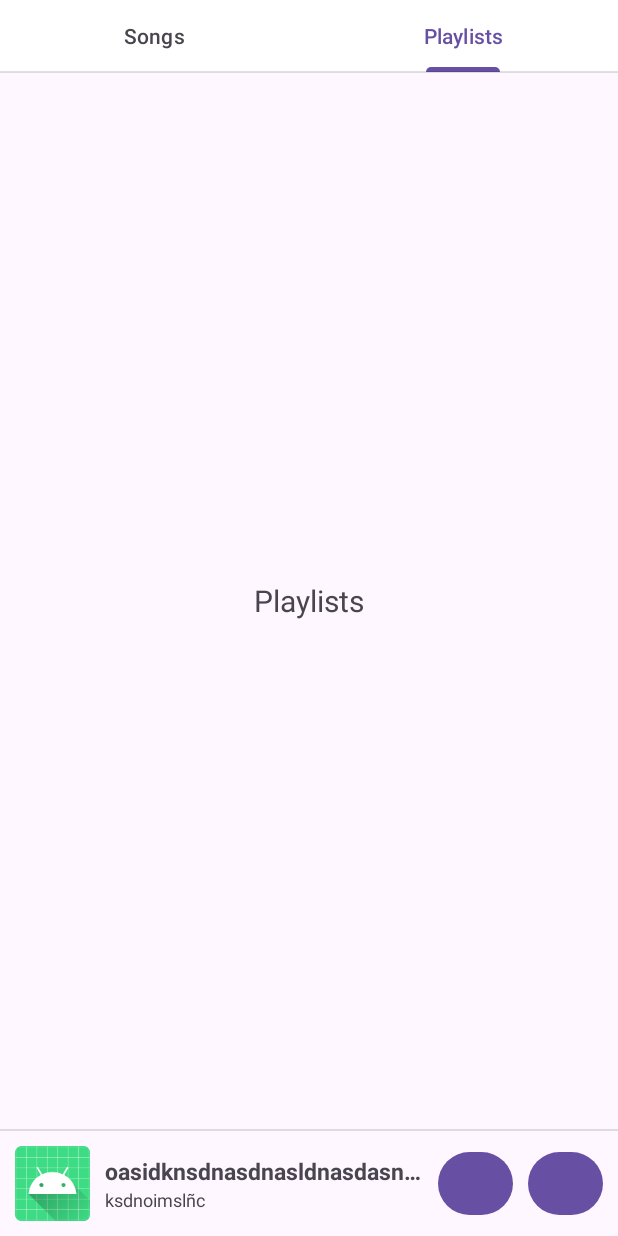
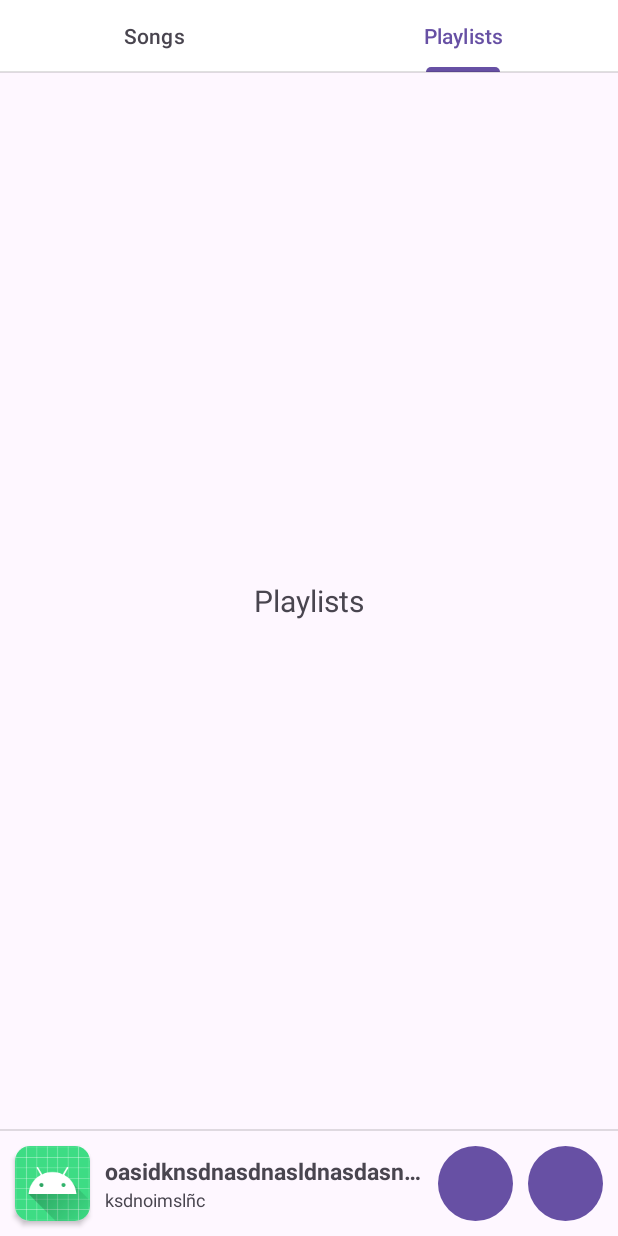
Before and after one commit to GD-Fran119/CMP3, an Android app: the screen it shows after launch (MainActivity), tab 2 chosen, on a phone screen of 412 x 824 dp. Run offline under Robolectric (Android 15) with nearby library versions, the phone set to English and light mode, and no system bars.

Commit message:
Modifications in play control view and buttons Changed buttons to material buttons Play control view now show album cover and all the buttons Created ImageFadeInAnimation for animating image changes Created ImageFinderAndSetter for finding album cover given a path and set it as image for the given image view Created base implementation for Player class

```diff
--- a/app/build.gradle
+++ b/app/build.gradle
@@ -43,7 +43,9 @@ dependencies {
     testImplementation 'junit:junit:4.13.2'
     androidTestImplementation 'androidx.test.ext:junit:1.1.5'
     androidTestImplementation 'androidx.test.espresso:espresso-core:3.5.1'
-    implementation 'androidx.media3:media3-common:1.0.1'
+    implementation 'androidx.media3:media3-common:1.0.2'
 
     implementation "androidx.recyclerview:recyclerview:1.3.0"
+    //noinspection GradleCompatible
+    implementation 'com.android.support:palette-v7:28.0.0'
 }
--- /dev/null
+++ b/app/src/main/java/PlayMode.kt
@@ -0,0 +1,3 @@
+enum class PlayMode {
+    ACTUAL_LOOP, LIST_LOOP, RANDOM
+}
--- /dev/null
+++ b/app/src/main/java/Player.kt
@@ -0,0 +1,30 @@
+class Player private constructor(){
+    private var songList : SongList? = null
+    private var currentSong : Song? = null
+    private var playMode : PlayMode = PlayMode.LIST_LOOP
+    private var currentPos : UInt = 0.toUInt()
+    private var playState = false
+
+    companion object {
+        val instance: Player by lazy{
+            Player()
+        }
+    }
+
+    public fun pause(){playState = false}
+    public fun play(){playState = true}
+    public fun setPlayMode(newPlayMode: PlayMode){playMode = newPlayMode}
+    public fun setList(newList: SongList){songList = newList}
+    public fun next(){}
+    public fun previous(){}
+    public fun setTime(time: UInt){}
+    public fun setCurrentSong(pos: UInt){
+        if (pos < songList!!.getListSize()) {
+            currentSong = songList!!.getSong(pos)
+            currentPos = pos
+        }
+    }
+
+    public fun getCurrentSong(): Song?{return currentSong}
+
+}
--- a/app/src/main/java/SongArrayAdapter.kt
+++ b/app/src/main/java/SongArrayAdapter.kt
@@ -1,4 +1,5 @@
-import android.app.Activity
+import android.content.Context
+import android.content.Intent
 import android.graphics.BitmapFactory
 import android.media.MediaMetadataRetriever
 import android.view.LayoutInflater
@@ -9,6 +10,7 @@ import android.widget.ImageView
 import android.widget.TextView
 import android.widget.Toast
 import androidx.recyclerview.widget.RecyclerView
+import com.example.cmp3.PlayControlView
 import com.example.cmp3.R
 import kotlinx.coroutines.CoroutineScope
 import kotlinx.coroutines.Dispatchers
@@ -16,23 +18,16 @@ import kotlinx.coroutines.Job
 import kotlinx.coroutines.launch
 import kotlinx.coroutines.withContext
 
-class SongArrayAdapter: RecyclerView.Adapter<SongArrayAdapter.SongListViewHolder> {
-
-    private lateinit var context: Activity
-    private lateinit var songs: SongList
-
-    private constructor(c : Activity, s: SongList){
-        this.songs = s
-        this.context = c
-    }
+class SongArrayAdapter private constructor(private var context: Context, private var songs: SongList) :
+    RecyclerView.Adapter<SongArrayAdapter.SongListViewHolder>() {
 
     companion object{
-        fun create(c : Activity, s: SongList): SongArrayAdapter{
+        fun create(c : Context, s: SongList): SongArrayAdapter{
             return SongArrayAdapter(c, s)
         }
     }
 
-    class SongListViewHolder(view: View, activity: Activity) : RecyclerView.ViewHolder(view) {
+    class SongListViewHolder(private val view: View, activity: Context) : RecyclerView.ViewHolder(view) {
 
         private val activity = activity
         private val titleText: TextView = view.findViewById(R.id.title)
@@ -42,31 +37,44 @@ class SongArrayAdapter: RecyclerView.Adapter<SongArrayAdapter.SongListViewHolder
         private var job : Job? = null
         private lateinit var song: Song
 
-        fun bind(song: Song) {
+        fun bind(song: Song, pos: UInt) {
 
             this.song = song
-            titleText.text = song.nombre
-            subtitleText.text = "${song.artista} - ${song.album}"
+            titleText.text = song.title
+            val artist = if (song.artist == "<unknown>") "Unknown" else song.artist
+            subtitleText.text = "${artist} - ${song.album}"
+
+            imageView.setImageResource(R.color.light_blue_400)
+
+            view.setOnClickListener(View.OnClickListener {
+                //New intent to play control view with song playing
+                Player.instance.setCurrentSong(pos)
+                val intent = Intent(activity, PlayControlView::class.java)
+                activity.startActivity(intent)
+
+            })
+
             button.setOnClickListener(View.OnClickListener {
                 Toast.makeText(activity, song.getSizeMB().toString(), Toast.LENGTH_SHORT).show()
             })
-
-            imageView.setImageResource(R.color.light_blue_400)
 
             if(job != null)
                 job?.cancel()
 
             job = CoroutineScope(Dispatchers.Main).launch(Dispatchers.Default) {
+
                 val mediaRetriever = MediaMetadataRetriever()
-                mediaRetriever.setDataSource(song.rutaArchivo)
+                mediaRetriever.setDataSource(song.path)
 
                 val data = mediaRetriever.embeddedPicture
                 mediaRetriever.release()
 
                 if(data != null) {
                     val bitmap = BitmapFactory.decodeByteArray(data, 0, data.size)
+
                     withContext(Dispatchers.Main) {
                         imageView.setImageBitmap(bitmap)
+                        imageView.startAnimation(ImageFadeInAnimation(0f, 1f))
                     }
                 }
             }
@@ -81,11 +89,11 @@ class SongArrayAdapter: RecyclerView.Adapter<SongArrayAdapter.SongListViewHolder
     }
 
     override fun onBindViewHolder(holder: SongListViewHolder, position: Int) {
-        val song = songs.getCancion(position)
-        holder.bind(song)
+        val song = songs.getSong(position.toUInt())
+        holder.bind(song, position.toUInt())
     }
 
     override fun getItemCount(): Int {
-        return songs.getListSize()
+        return songs.getListSize().toInt()
     }
 }
--- a/app/src/main/java/SongList.kt
+++ b/app/src/main/java/SongList.kt
@@ -1,37 +1,31 @@
-class SongList{
+class SongList(val title: String, private var songs: MutableList<Song>, val creationDate: String) {
 
-    val nombre: String
-    val fechaCreacion: String
     val DEFAULT_DATE = "1970-01-01"
-    private var canciones: MutableList<Song>
-    var duracion: UInt = 0u
+    var duration: UInt = 0u
         private set
 
-    constructor(nombre: String, canciones: MutableList<Song>, fechaCreacion: String) {
-        this.nombre = nombre
-        this.canciones = canciones
-        this.fechaCreacion = fechaCreacion
-        duracion = 0.toUInt()
-        this.computeDuracion()
+    init {
+        duration = 0.toUInt()
+        this.computeDuration()
     }
 
-    private fun computeDuracion(){
-        duracion = 0.toUInt()
-        canciones.forEach { s -> duracion += s.duracion }
+    private fun computeDuration(){
+        duration = 0.toUInt()
+        songs.forEach { s -> duration += s.duration }
     }
 
-    fun addCancion(cancion: Song){
-        canciones += cancion
+    fun addSong(newSong: Song){
+        songs += newSong
     }
 
-    fun getCancion(pos: Int): Song{
-        return canciones[pos]
+    fun getSong(pos: UInt): Song{
+        return songs[pos.toInt()]
     }
 
-    fun getListSize(): Int{
-        return canciones.size
+    fun getListSize(): UInt{
+        return songs.size.toUInt()
     }
-    fun setCanciones(newCanciones: Array<Song>){
-        this.canciones = newCanciones.toMutableList()
+    fun setSongs(newList: Array<Song>){
+        this.songs = newList.toMutableList()
     }
 }
--- a/app/src/main/java/com/example/cmp3/MainActivity.kt
+++ b/app/src/main/java/com/example/cmp3/MainActivity.kt
@@ -1,13 +1,25 @@
 package com.example.cmp3
 
+import ImageFadeInAnimation
+import ImageFinderAndSetter
+import Player
+import android.content.Intent
+import android.graphics.BitmapFactory
+import android.media.MediaMetadataRetriever
 import androidx.appcompat.app.AppCompatActivity
 import android.os.Bundle
 import android.view.View
+import android.widget.ImageView
+import android.widget.TextView
 import android.widget.Toast
 import androidx.constraintlayout.widget.ConstraintLayout
 import androidx.viewpager2.widget.ViewPager2
 import com.google.android.material.tabs.TabLayout
 import com.google.android.material.tabs.TabLayoutMediator
+import kotlinx.coroutines.CoroutineScope
+import kotlinx.coroutines.Dispatchers
+import kotlinx.coroutines.launch
+import kotlinx.coroutines.withContext
 
 class MainActivity : AppCompatActivity(), TabLayout.OnTabSelectedListener{
 
@@ -22,7 +34,7 @@ class MainActivity : AppCompatActivity(), TabLayout.OnTabSelectedListener{
         viewPager = findViewById(R.id.view_pager)
 
         findViewById<ConstraintLayout>(R.id.main_current_song_container).setOnClickListener(View.OnClickListener {
-            Toast.makeText(this, "Song view clicked", Toast.LENGTH_SHORT).show()
+            startActivity(Intent(this, PlayControlView::class.java))
         })
 
         viewPager.adapter = adapter
@@ -37,6 +49,21 @@ class MainActivity : AppCompatActivity(), TabLayout.OnTabSelectedListener{
 
     }
 
+    override fun onStart() {
+        super.onStart()
+
+        val currentSong = Player.instance.getCurrentSong()
+        val imageView = findViewById<ImageView>(R.id.main_current_song_img)
+        imageView.setImageResource(R.mipmap.ic_launcher)
+
+        if(currentSong != null){
+            findViewById<TextView>(R.id.main_current_song_title).text = currentSong.title
+            findViewById<TextView>(R.id.main_current_song_desc).text = currentSong.artist
+
+            ImageFinderAndSetter.setImage(imageView, currentSong.path)
+        }
+    }
+
     override fun onTabSelected(tab: TabLayout.Tab?) {
         viewPager.currentItem = tab!!.position
     }
--- a/app/src/main/java/com/example/cmp3/SongListView.kt
+++ b/app/src/main/java/com/example/cmp3/SongListView.kt
@@ -37,7 +37,7 @@ class SongListView : Fragment() {
         }
 
     private val songList = SongList("", mutableListOf(), "")
-
+    private val player = Player.instance
 
     private val title = "Songs"
     override fun onCreateView(
@@ -93,6 +93,9 @@ class SongListView : Fragment() {
         listView?.setHasFixedSize(true)
 
         findMusic()
+        player.setList(songList)
+        player.setCurrentSong(0.toUInt())
+
         val adapter = SongArrayAdapter.create(activity as Activity, songList)
 
         listView?.adapter = adapter
@@ -118,11 +121,9 @@ class SongListView : Fragment() {
             MediaStore.Video.Media.SIZE
         )
 
-// Show only videos that are at least 5 minutes in duration.
         val selection = "${MediaStore.Audio.Media.MIME_TYPE} like ?"
         val selectionArgs = arrayOf(MimeTypes.AUDIO_MPEG)
 
-// Display videos in alphabetical order based on their display name.
         val sortOrder = "${MediaStore.Audio.Media.TITLE} COLLATE NOCASE ASC"
 
         val query = activity?.contentResolver?.query(
@@ -155,10 +156,11 @@ class SongListView : Fragment() {
                 val album = cursor.getString(albumColumn)
                 val size = cursor.getInt(sizeColumn)
 
-                songList.addCancion(Song(title, artist, album, duration.toUInt(), path, size, null))
+                songList.addSong(Song(title, artist, album, duration.toUInt(), path, size, null))
             }
         }
     }
+
 
     private fun showPermissionExplanation(){
         view?.findViewById<TextView>(R.id.textoPrimeraTab)?.text = "Permisos no garantizados"
--- a/app/src/main/res/layout/activity_main.xml
+++ b/app/src/main/res/layout/activity_main.xml
@@ -53,15 +53,22 @@
         android:layout_height="wrap_content"
         android:orientation="horizontal"
         android:gravity="center">
-        <ImageView
-            android:id="@+id/main_current_song_img"
-            android:layout_width="50sp"
-            android:layout_height="50sp"
-            android:src="@mipmap/ic_launcher"
+        <androidx.cardview.widget.CardView
+            android:id="@+id/main_current_song_card"
+            android:layout_width="wrap_content"
+            android:layout_height="wrap_content"
             app:layout_constraintStart_toStartOf="parent"
             app:layout_constraintTop_toTopOf="parent"
             app:layout_constraintBottom_toBottomOf="parent"
-            android:layout_margin="10sp"/>
+            android:layout_margin="10sp"
+            app:cardCornerRadius="10sp">
+            <ImageView
+                android:id="@+id/main_current_song_img"
+                android:layout_width="50sp"
+                android:layout_height="50sp"
+                android:src="@mipmap/ic_launcher"
+                android:scaleType="centerCrop"/>
+        </androidx.cardview.widget.CardView>
 
         <LinearLayout
             android:id="@+id/main_current_song_info_song"
@@ -69,7 +76,7 @@
             android:layout_height="match_parent"
             android:gravity="center"
             android:orientation="vertical"
-            app:layout_constraintStart_toEndOf="@id/main_current_song_img"
+            app:layout_constraintStart_toEndOf="@id/main_current_song_card"
             app:layout_constraintTop_toTopOf="parent"
             app:layout_constraintBottom_toBottomOf="parent"
             app:layout_constraintEnd_toStartOf="@id/main_current_song_pause_play"
@@ -93,7 +100,12 @@
 
         </LinearLayout>
 
-        <Button
+        <com.google.android.material.button.MaterialButton
+            android:insetLeft="0dp"
+            android:insetTop="0dp"
+            android:insetRight="0dp"
+            android:insetBottom="0dp"
+            app:cornerRadius="25dp"
             android:id="@+id/main_current_song_pause_play"
             android:layout_width="50sp"
             android:layout_height="50sp"
@@ -101,7 +113,13 @@
             app:layout_constraintBottom_toBottomOf="parent"
             app:layout_constraintEnd_toStartOf="@id/main_current_song_next_song"
             android:layout_margin="10sp"/>
-        <Button
+
+        <com.google.android.material.button.MaterialButton
+            android:insetLeft="0dp"
+            android:insetTop="0dp"
+            android:insetRight="0dp"
+            android:insetBottom="0dp"
+            app:cornerRadius="25dp"
             android:id="@+id/main_current_song_next_song"
             android:layout_width="50sp"
             android:layout_height="50sp"
--- a/app/src/main/res/layout/item_song_list_view.xml
+++ b/app/src/main/res/layout/item_song_list_view.xml
@@ -16,6 +16,7 @@
                 android:layout_height="50sp"
                 android:scaleType="centerCrop"
                 app:srcCompat="@mipmap/ic_launcher"/>
+
 
         </androidx.cardview.widget.CardView>
         <LinearLayout
--- a/build.gradle
+++ b/build.gradle
@@ -1,6 +1,6 @@
 // Top-level build file where you can add configuration options common to all sub-projects/modules.
 plugins {
-    id 'com.android.application' version '8.0.1' apply false
-    id 'com.android.library' version '8.0.1' apply false
+    id 'com.android.application' version '8.0.2' apply false
+    id 'com.android.library' version '8.0.2' apply false
     id 'org.jetbrains.kotlin.android' version '1.8.0' apply false
 }
--- a/gradle.properties
+++ b/gradle.properties
@@ -21,3 +21,4 @@ kotlin.code.style=official
 # resources declared in the library itself and none from the library's dependencies,
 # thereby reducing the size of the R class for that library
 android.nonTransitiveRClass=true
+android.enableJetifier=true
```
Also changed, not shown: app/src/main/AndroidManifest.xml (+7 -4 lines), app/src/main/java/ImageFadeInAnimation.kt (added, +7 -0 lines), app/src/main/java/ImageFinderAndSetter.kt (added, +35 -0 lines), app/src/main/java/Song.kt (+5 -5 lines), app/src/main/java/com/example/cmp3/PlayControlView.kt (added, +62 -0 lines), app/src/main/res/layout/activity_play_control_view.xml (added, +161 -0 lines).
